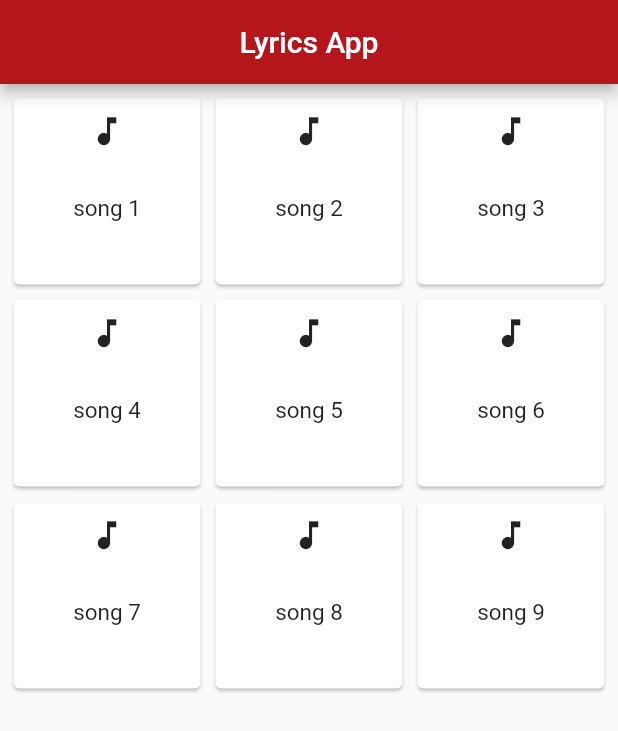
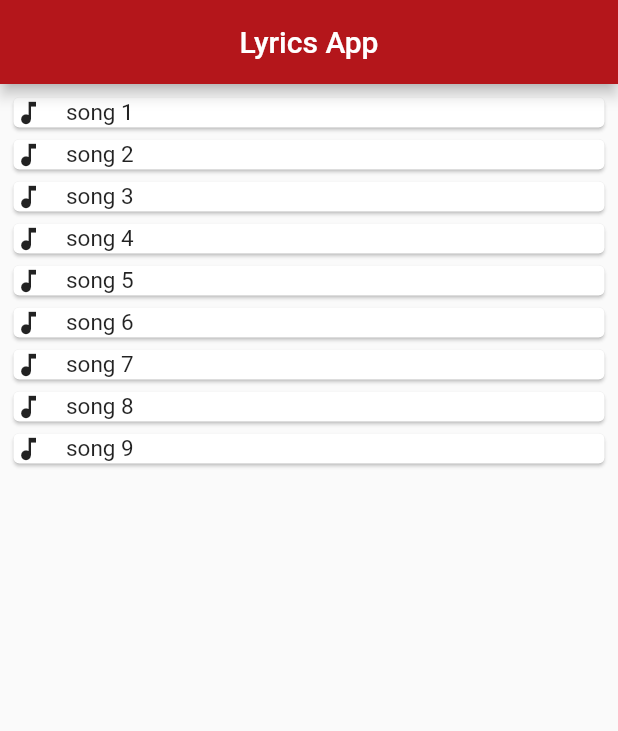
Before and after one commit to hancyboy/musicalApp, a Flutter app: the screen it shows after launch, on a phone screen of 412 x 824 dp. Shown: the top 731 px of the screen. Run offline on Flutter 3.47's test engine with Material 2 defaults, Android fonts, the phone set to English and light mode, and no system bars; our stand-ins replace webview_flutter.

Commit message:
test commit

```diff
--- a/lib/main.dart
+++ b/lib/main.dart
@@ -31,13 +31,8 @@ class HomePage extends StatelessWidget {
       ),
       body: Container(
         padding: EdgeInsets.all(5),
-        child: GridView.builder(
+        child: ListView.builder(
             itemCount: songlist.length,
-            gridDelegate: SliverGridDelegateWithFixedCrossAxisCount(
-              crossAxisCount: 3,
-              crossAxisSpacing: 2,
-              mainAxisSpacing: 2,
-            ),
             itemBuilder: (BuildContext context, int index) {
               return GestureDetector(
                 onTap: () {
@@ -89,17 +84,14 @@ class HomePage extends StatelessWidget {
                   }
                 },
                 child: Card(
-                  child: Column(
+                  child: Row(
                     children: [
-                      SizedBox(
-                        height: 10,
-                      ),
                       Icon(
                         Icons.music_note,
-                        size: 25,
+                        size: 20,
                       ),
                       SizedBox(
-                        height: 30,
+                        width: 15,
                       ),
                       Text(
                         songlist[index],
```
